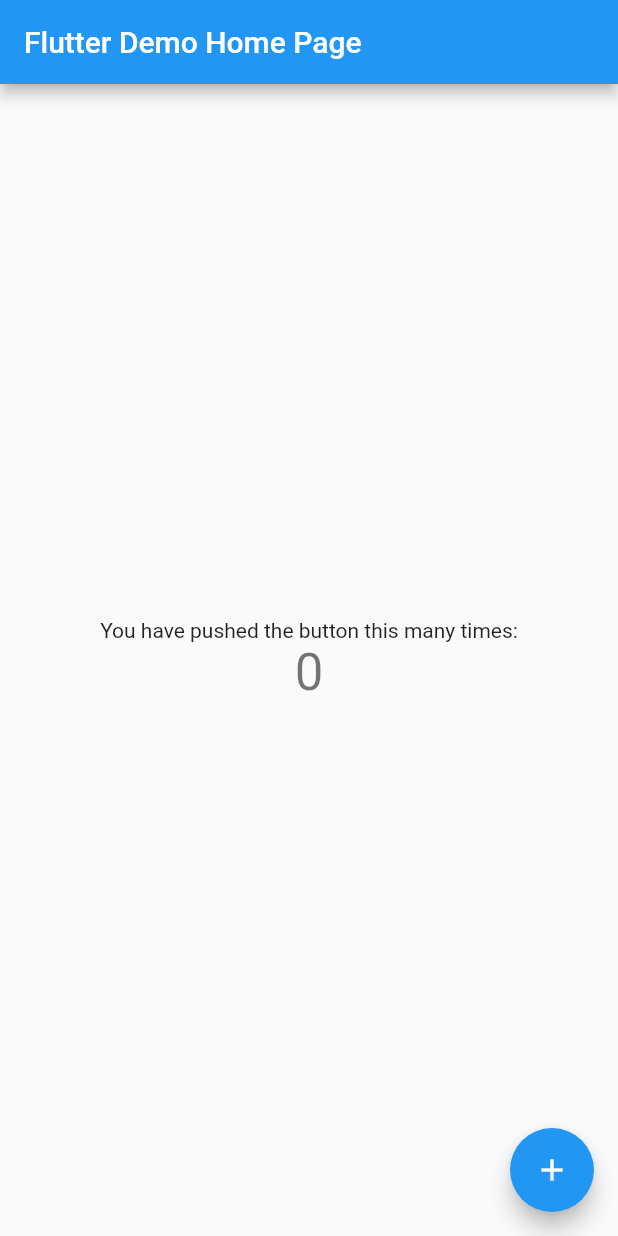
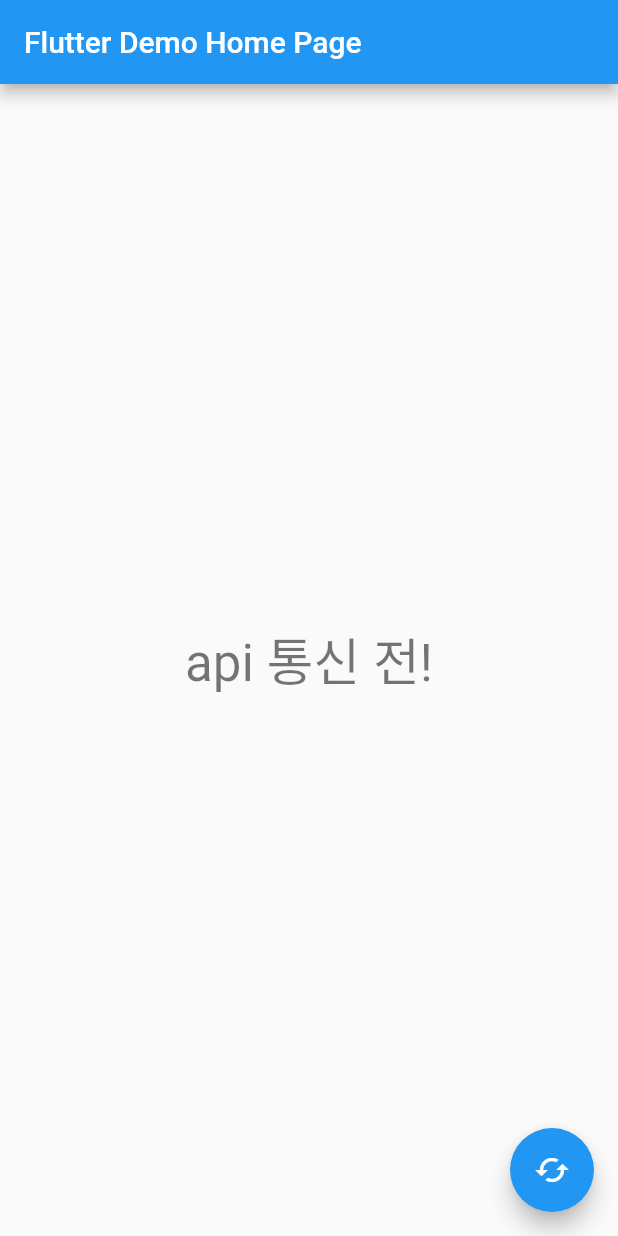
Before and after one commit to fourCarrots/four_carrots_front, a Flutter app: the screen it shows after launch, on a phone screen of 412 x 824 dp. Run offline on Flutter 3.47's test engine with Material 2 defaults, Android fonts, the phone set to English and light mode, and no system bars.

```diff
--- a/lib/main.dart
+++ b/lib/main.dart
@@ -1,4 +1,5 @@
 import 'package:flutter/material.dart';
+import 'package:http/http.dart' as http;
 
 void main() {
   runApp(const MyApp());
@@ -13,15 +14,6 @@ class MyApp extends StatelessWidget {
     return MaterialApp(
       title: 'Flutter Demo',
       theme: ThemeData(
-        // This is the theme of your application.
-        //
-        // Try running your application with "flutter run". You'll see the
-        // application has a blue toolbar. Then, without quitting the app, try
-        // changing the primarySwatch below to Colors.green and then invoke
-        // "hot reload" (press "r" in the console where you ran "flutter run",
-        // or simply save your changes to "hot reload" in a Flutter IDE).
-        // Notice that the counter didn't reset back to zero; the application
-        // is not restarted.
         primarySwatch: Colors.blue,
       ),
       home: const MyHomePage(title: 'Flutter Demo Home Page'),
@@ -31,16 +23,6 @@ class MyApp extends StatelessWidget {
 
 class MyHomePage extends StatefulWidget {
   const MyHomePage({super.key, required this.title});
-
-  // This widget is the home page of your application. It is stateful, meaning
-  // that it has a State object (defined below) that contains fields that affect
-  // how it looks.
-
-  // This class is the configuration for the state. It holds the values (in this
-  // case the title) provided by the parent (in this case the App widget) and
-  // used by the build method of the State. Fields in a Widget subclass are
-  // always marked "final".
-
   final String title;
 
   @override
@@ -48,68 +30,42 @@ class MyHomePage extends StatefulWidget {
 }
 
 class _MyHomePageState extends State<MyHomePage> {
-  int _counter = 0;
-
-  void _incrementCounter() {
-    setState(() {
-      // This call to setState tells the Flutter framework that something has
-      // changed in this State, which causes it to rerun the build method below
-      // so that the display can reflect the updated values. If we changed
-      // _counter without calling setState(), then the build method would not be
-      // called again, and so nothing would appear to happen.
-      _counter++;
-    });
-  }
+  String _text = "api 통신 전!";
+  final String _url = 'https://four-carrots.link/';
 
   @override
   Widget build(BuildContext context) {
-    // This method is rerun every time setState is called, for instance as done
-    // by the _incrementCounter method above.
-    //
-    // The Flutter framework has been optimized to make rerunning build methods
-    // fast, so that you can just rebuild anything that needs updating rather
-    // than having to individually change instances of widgets.
     return Scaffold(
       appBar: AppBar(
-        // Here we take the value from the MyHomePage object that was created by
-        // the App.build method, and use it to set our appbar title.
         title: Text(widget.title),
       ),
       body: Center(
-        // Center is a layout widget. It takes a single child and positions it
-        // in the middle of the parent.
         child: Column(
-          // Column is also a layout widget. It takes a list of children and
-          // arranges them vertically. By default, it sizes itself to fit its
-          // children horizontally, and tries to be as tall as its parent.
-          //
-          // Invoke "debug painting" (press "p" in the console, choose the
-          // "Toggle Debug Paint" action from the Flutter Inspector in Android
-          // Studio, or the "Toggle Debug Paint" command in Visual Studio Code)
-          // to see the wireframe for each widget.
-          //
-          // Column has various properties to control how it sizes itself and
-          // how it positions its children. Here we use mainAxisAlignment to
-          // center the children vertically; the main axis here is the vertical
-          // axis because Columns are vertical (the cross axis would be
-          // horizontal).
           mainAxisAlignment: MainAxisAlignment.center,
           children: <Widget>[
-            const Text(
-              'You have pushed the button this many times:',
-            ),
             Text(
-              '$_counter',
+              '$_text',
               style: Theme.of(context).textTheme.headline4,
             ),
           ],
         ),
       ),
       floatingActionButton: FloatingActionButton(
-        onPressed: _incrementCounter,
+        onPressed: () async {
+          http.Response _res = await http.get(Uri.parse(_url));
+
+          print(_res.body);
+            setState(() {
+              if (_text == "api 통신 전!") {
+                _text = _res.body;
+              } else {
+                _text = "api 통신 전!";
+              }
+            });
+        },
         tooltip: 'Increment',
-        child: const Icon(Icons.add),
-      ), // This trailing comma makes auto-formatting nicer for build methods.
+        child: const Icon(Icons.cached),
+      ),
     );
   }
 }
--- a/pubspec.yaml
+++ b/pubspec.yaml
@@ -31,7 +31,7 @@ environment:
 dependencies:
   flutter:
     sdk: flutter
-
+  http:
 
   # The following adds the Cupertino Icons font to your application.
   # Use with the CupertinoIcons class for iOS style icons.
```
Also changed, not shown: pubspec.lock, 1 other file.
